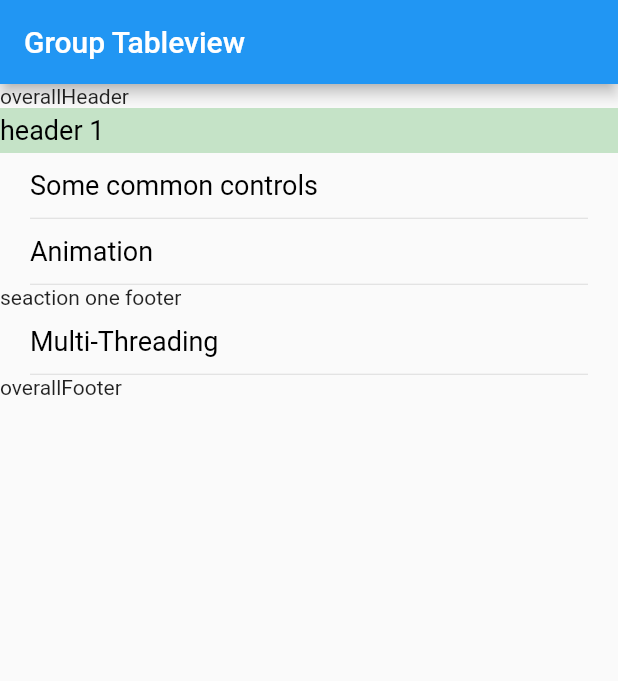
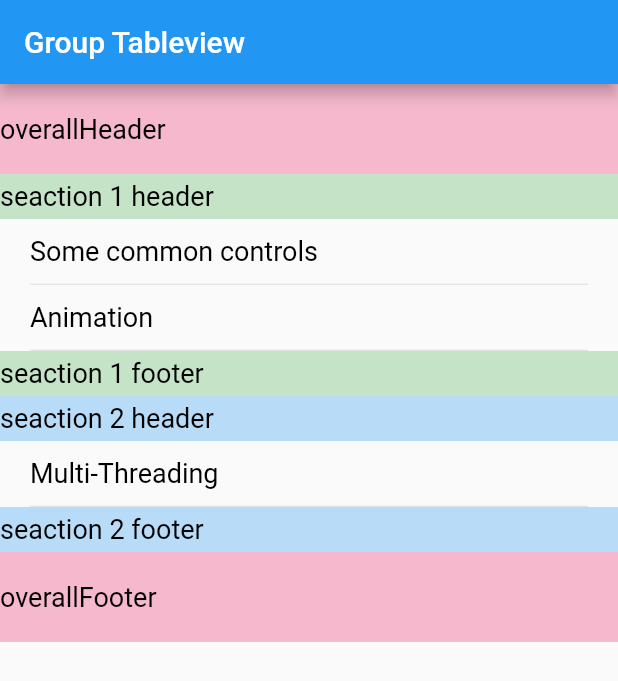
Before and after one commit to cocoonbud/group_tablelist, a Flutter app: the screen it shows after launch, on a phone screen of 412 x 824 dp. Shown: the top 681 px of the screen. Run offline on Flutter 3.47's test engine with Material 2 defaults, Android fonts, the phone set to English and light mode, and no system bars.

Commit message:
Modified example

```diff
--- a/example/lib/main.dart
+++ b/example/lib/main.dart
@@ -44,7 +44,7 @@ class _MyAppState extends State<MyApp> {
           body: CustomScrollView(
             slivers: [
               SliverPadding(
-                  padding: EdgeInsets.symmetric(
+                  padding: const EdgeInsets.symmetric(
                     vertical: 0,
                     horizontal: 0,
                   ),
@@ -54,28 +54,41 @@ class _MyAppState extends State<MyApp> {
                         showcaseList[section].item.length,
                     cellForRowAtIndexPath: (indexPath) => _flutterShowcaseCell(
                         showcaseList[indexPath.section].item[indexPath.row]),
-                    headerInSection: (section) => _headerInSection(section),
-                    overallHeader: () => Text('overallHeader'),
-                    overallFooter: () => Text('overallFooter'),
-                    footerInSection: (section) => _footerInSection(section),
+                    headerInSection: (section) => _makeHeaderOrFooterInSection(
+                        'seaction ${section + 1} header',
+                        (section == 0)
+                            ? Colors.green.withOpacity(0.3)
+                            : Colors.blue.withOpacity(0.3)),
+                    overallHeader: () => _makeOverAll('overallHeader'),
+                    overallFooter: () => _makeOverAll('overallFooter'),
+                    footerInSection: (section) => _makeHeaderOrFooterInSection(
+                        'seaction ${section + 1} footer',
+                        (section == 0)
+                            ? Colors.green.withOpacity(0.3)
+                            : Colors.blue.withOpacity(0.3)),
+                    didSelectRowAtIndexPath: (indexPath) =>
+                        _handleCellClicked(indexPath),
                   )),
             ],
           )),
     );
   }
 
-  Widget? _headerInSection(int section) {
-    if (section == 0) {
+  void _handleCellClicked(IndexPath indexPath) {
+    debugPrint('${indexPath.row} - ${indexPath.section} clicked');
+  }
+
+  Widget _makeOverAll(String str) {
     return Container(
-        height: 30,
-        color: Colors.green.withOpacity(0.3),
+      height: 60,
+      color: Colors.pink.withOpacity(0.3),
       child: Column(
         mainAxisAlignment: MainAxisAlignment.center,
         crossAxisAlignment: CrossAxisAlignment.start,
         children: [
           Text(
-              'header ${section + 1}',
-              style: TextStyle(
+            str,
+            style: const TextStyle(
               fontSize: 18,
               color: Colors.black,
             ),
@@ -83,23 +96,32 @@ class _MyAppState extends State<MyApp> {
         ],
       ),
     );
-    } else {
-      return null;
-    }
   }
 
-  Widget? _footerInSection(int section) {
-    if (section == 0) {
-      return Text('seaction one footer');
-    } else {
-      return null;
-    }
+  Widget? _makeHeaderOrFooterInSection(String title, Color bgColor) {
+    return Container(
+      height: 30,
+      color: bgColor,
+      child: Column(
+        mainAxisAlignment: MainAxisAlignment.center,
+        crossAxisAlignment: CrossAxisAlignment.start,
+        children: [
+          Text(
+            title,
+            style: const TextStyle(
+              fontSize: 18,
+              color: Colors.black,
+            ),
+          ),
+        ],
+      ),
+    );
   }
 
   Widget _flutterShowcaseCell(ShowcaseItemEntity item) {
     return Container(
       height: 44,
-      padding: EdgeInsets.only(left: 20, right: 20),
+      padding: const EdgeInsets.only(left: 20, right: 20),
       child: Column(
         children: [
           SizedBox(
@@ -110,17 +132,16 @@ class _MyAppState extends State<MyApp> {
               children: <Widget>[
                 Text(
                   item.name,
-                  style: TextStyle(
+                  style: const TextStyle(
                     fontSize: 18,
                     color: Colors.black,
                   ),
                 ),
-                Spacer(),
+                const Spacer(),
               ],
             ),
           ),
-          Spacer(),
-          Divider(height: 1),
+          const Divider(height: 1),
         ],
       ),
     );
--- a/lib/group_tablelist.dart
+++ b/lib/group_tablelist.dart
@@ -31,6 +31,8 @@ typedef CellForRowAtIndexPath = Widget Function(IndexPath indexPath);
 
 typedef NumberOfRowsInSection = int Function(int section);
 
+typedef DidSelectRowAtIndexPath = Function(IndexPath indexPath);
+
 class GroupSliverList extends StatefulWidget {
   final int numberOfSections;
 
@@ -52,6 +54,8 @@ class GroupSliverList extends StatefulWidget {
 
   final Widget Function()? placeholderView;
 
+  final DidSelectRowAtIndexPath? didSelectRowAtIndexPath;
+
   // ignore: prefer_const_constructors_in_immutables
   GroupSliverList(
       {Key? key,
@@ -64,7 +68,8 @@ class GroupSliverList extends StatefulWidget {
       this.footerInSection,
       this.overallHeader,
       this.overallFooter,
-      this.placeholderView})
+      this.placeholderView,
+      this.didSelectRowAtIndexPath})
       : super(key: key);
 
   @override
@@ -88,7 +93,11 @@ class _GroupSliverListState extends State<GroupSliverList> {
       delegate: SliverChildBuilderDelegate(
         (content, index) => GestureDetector(
           behavior: HitTestBehavior.opaque,
-          onTap: () {},
+          onTap: () {
+            IndexPath item = _allItemList[index];
+
+            widget.didSelectRowAtIndexPath!(item);
+          },
           child: _itemBuilder(index),
         ),
         childCount: _allItemList.length,
```
Lines whose indentation alone changed are shown as unchanged.
